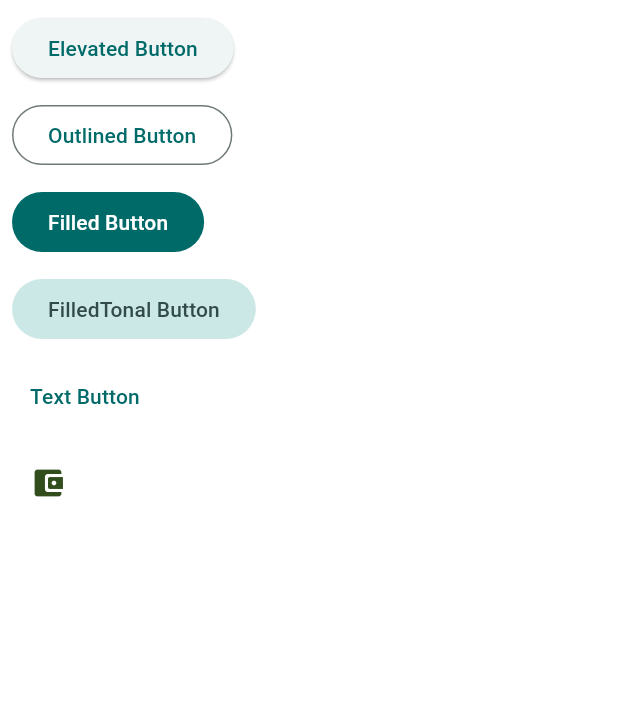
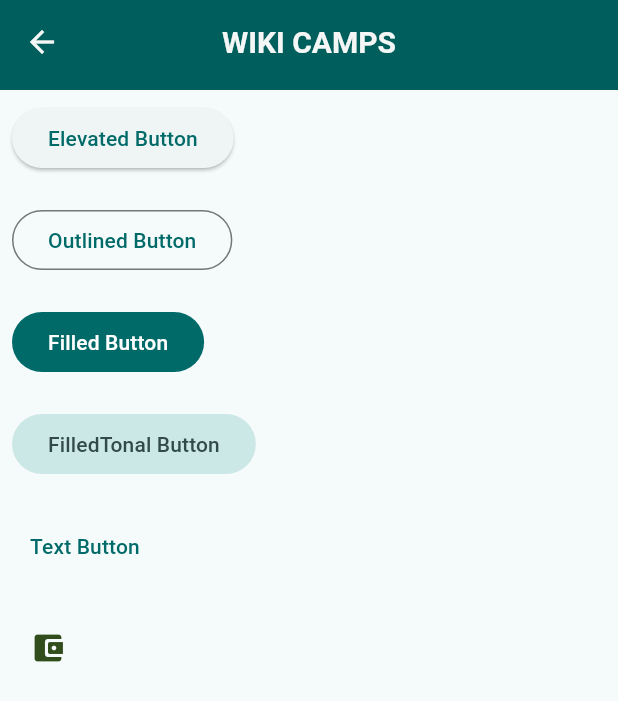
Before and after one commit to anathkalla/widget_catalog_flutter, a Flutter app: the screen it shows after launch, after a tap on "Buttons", on a phone screen of 412 x 824 dp. Shown: the top 701 px of the screen. Run offline on Flutter 3.47's test engine with Material 2 defaults, Android fonts, the phone set to English and light mode, and no system bars; Roboto replaces fonts that are missing (Kanit).

Commit message:
Refactor buttons screen into individual widgets

```diff
--- a/lib/global/colors.dart
+++ b/lib/global/colors.dart
@@ -11,7 +11,7 @@ class Colorof {
 
   static const Color primaryColor = Color(0XFF005E5D);
   static const Color secondaryColor = Color.fromARGB(255, 50, 77, 28);
-  static const Color secondaryLightColor = Color.fromARGB(255, 217, 218, 216);
+  static const Color secondaryLightColor = Color.fromARGB(255, 240, 240, 240);
   static const Color accentColor = Color.fromARGB(255, 247, 172, 21);
   static const Color textDark = Color(0XFF222823);
   static const Color textLight = Color(0XFFF4F7F5);
--- a/lib/screens/buttons_screen.dart
+++ b/lib/screens/buttons_screen.dart
@@ -1,7 +1,13 @@
 import 'package:flutter/material.dart';
+import 'package:wiki_template_app/widgets/AppBar/app_bar.dart';
 
-import '../global/global.dart';
-import '../widgets/SnackBar/custom_snackbar.dart';
+import '../widgets/Buttons/elevated_button.dart';
+import '../widgets/Buttons/filled_button.dart';
+import '../widgets/Buttons/filled_button_tonal.dart';
+import '../widgets/Buttons/icon_button.dart';
+import '../widgets/Buttons/outlined_button.dart';
+import '../widgets/Buttons/text_button.dart';
+import '../widgets/SizeWidgets/custom_sized_box.dart';
 
 class ButtonsScreen extends StatelessWidget {
   const ButtonsScreen({
@@ -10,87 +16,32 @@ class ButtonsScreen extends StatelessWidget {
 
   @override
   Widget build(BuildContext context) {
-    return Padding(
+    const double sizedBoxHeight = 20;
+    return Scaffold(
+      appBar: const CsAppBar(),
+      body: Padding(
         padding: const EdgeInsets.all(8.0),
         child: SingleChildScrollView(
           child: Column(
             crossAxisAlignment: CrossAxisAlignment.start,
             children: [
-            ElevatedButton(
-              onPressed: () => {
-                CustomSnackBar.buildSnackbar(
+              CsElevatedButton(
                 context: context,
-                  message: Stringof.wElevatedButton,
-                )
-              },
-              child: const Text(Stringof.wElevatedButton),
               ),
-            const SizedBox(
-              height: 10,
-            ),
-            OutlinedButton(
-              onPressed: () => {
-                CustomSnackBar.buildSnackbar(
-                  context: context,
-                  message: Stringof.wOutlinedButton,
-                )
-              },
-              child: const Text(Stringof.wOutlinedButton),
-            ),
-            const SizedBox(
-              height: 10,
-            ),
-            FilledButton(
-              onPressed: () => {
-                CustomSnackBar.buildSnackbar(
-                  context: context,
-                  message: Stringof.wFilledButton,
-                )
-              },
-              child: const Text(Stringof.wFilledButton),
-            ),
-            const SizedBox(
-              height: 10,
-            ),
-            FilledButton.tonal(
-              onPressed: () => {
-                CustomSnackBar.buildSnackbar(
-                  context: context,
-                  message: Stringof.wFilledTonalButton,
-                )
-              },
-              child: const Text(Stringof.wFilledTonalButton),
-            ),
-            const SizedBox(
-              height: 10,
-            ),
-            TextButton(
-              onPressed: () => {
-                CustomSnackBar.buildSnackbar(
-                  context: context,
-                  message: Stringof.wTextButton,
-                )
-              },
-              child: const Text(Stringof.wTextButton),
-            ),
-            const SizedBox(
-              height: 10,
-            ),
-            IconButton(
-              icon: const Icon(Icons.account_balance_wallet_rounded),
-              color: Colorof.secondaryColor,
-              onPressed: () => {
-                CustomSnackBar.buildSnackbar(
-                  context: context,
-                  message: Stringof.wIconButton,
-                ),
-              },
-            ),
-            const SizedBox(
-              height: 10,
-            ),
+              const CsSizedBox(height: sizedBoxHeight),
+              const CsOutlinedButton(),
+              const CsSizedBox(height: sizedBoxHeight),
+              const CsFilledButton(),
+              const CsSizedBox(height: sizedBoxHeight),
+              const CsFilledButtonTonal(),
+              const CsSizedBox(height: sizedBoxHeight),
+              const CsTextButton(),
+              const CsSizedBox(height: sizedBoxHeight),
+              const CsIconButton(),
+              const CsSizedBox(height: sizedBoxHeight),
               // TODO : Segmented Button
             ],
+          ),
         ),
       ),
     );
--- a/lib/screens/home_page.dart
+++ b/lib/screens/home_page.dart
@@ -1,5 +1,6 @@
 import 'package:flutter/material.dart';
 import '../global/global.dart';
+import '../widgets/AppBar/app_bar.dart';
 import '../widgets/SnackBar/custom_snackbar.dart';
 import '../widgets/ListView/list_view.dart';
 
@@ -8,23 +9,18 @@ class MyHomePage extends StatelessWidget {
   @override
   Widget build(BuildContext context) {
     return Scaffold(
-      appBar: AppBar(
-        title: const Text(Stringof.appTitle, style: TextStyleof.appTitle),
-        centerTitle: true,
-        backgroundColor: Colorof.primaryColor,
-        foregroundColor: Colorof.textLight,
-      ),
+      appBar: const CsAppBar(),
       floatingActionButton: FloatingActionButton(
         backgroundColor: Colorof.accentColor,
         onPressed: () {
-          CustomSnackBar.buildSnackbar(
+          CsSnackBar.buildSnackbar(
             context: context,
             message: Stringof.wfab,
           );
         },
         child: const Icon(Icons.add),
       ),
-      body: CustonListView(
+      body: CsListView(
         context: context,
       ),
     );
--- /dev/null
+++ b/lib/widgets/AppBar/app_bar.dart
@@ -0,0 +1,21 @@
+import 'package:flutter/material.dart';
+import '../../global/global.dart';
+
+class CsAppBar extends StatelessWidget implements PreferredSizeWidget {
+  const CsAppBar({
+    super.key,
+  });
+
+  @override
+  Widget build(BuildContext context) {
+    return AppBar(
+      title: const Text(Stringof.appTitle, style: TextStyleof.appTitle),
+      centerTitle: true,
+      backgroundColor: Colorof.primaryColor,
+      foregroundColor: Colorof.textLight,
+    );
+  }
+
+  @override
+  Size get preferredSize => const Size.fromHeight(60);
+}
--- /dev/null
+++ b/lib/widgets/Buttons/elevated_button.dart
@@ -0,0 +1,25 @@
+import 'package:flutter/foundation.dart';
+import 'package:flutter/material.dart';
+
+import '../../global/global.dart';
+import '../SnackBar/custom_snackbar.dart';
+
+class CsElevatedButton extends StatelessWidget {
+  const CsElevatedButton({super.key, required BuildContext context});
+
+  @override
+  Widget build(BuildContext context) {
+    return ElevatedButton(
+      onPressed: () {
+        CsSnackBar.buildSnackbar(
+          context: context,
+          message: Stringof.wElevatedButton,
+        );
+        if (kDebugMode) {
+          print('Button Clicked');
+        }
+      },
+      child: const Text(Stringof.wElevatedButton),
+    );
+  }
+}
--- /dev/null
+++ b/lib/widgets/Buttons/filled_button.dart
@@ -0,0 +1,23 @@
+import 'package:flutter/material.dart';
+
+import '../../global/global.dart';
+import '../SnackBar/custom_snackbar.dart';
+
+class CsFilledButton extends StatelessWidget {
+  const CsFilledButton({
+    super.key,
+  });
+
+  @override
+  Widget build(BuildContext context) {
+    return FilledButton(
+      onPressed: () => {
+        CsSnackBar.buildSnackbar(
+          context: context,
+          message: Stringof.wFilledButton,
+        )
+      },
+      child: const Text(Stringof.wFilledButton),
+    );
+  }
+}
--- /dev/null
+++ b/lib/widgets/Buttons/filled_button_tonal.dart
@@ -0,0 +1,23 @@
+import 'package:flutter/material.dart';
+
+import '../../global/global.dart';
+import '../SnackBar/custom_snackbar.dart';
+
+class CsFilledButtonTonal extends StatelessWidget {
+  const CsFilledButtonTonal({
+    super.key,
+  });
+
+  @override
+  Widget build(BuildContext context) {
+    return FilledButton.tonal(
+      onPressed: () => {
+        CsSnackBar.buildSnackbar(
+          context: context,
+          message: Stringof.wFilledTonalButton,
+        )
+      },
+      child: const Text(Stringof.wFilledTonalButton),
+    );
+  }
+}
--- /dev/null
+++ b/lib/widgets/Buttons/icon_button.dart
@@ -0,0 +1,24 @@
+import 'package:flutter/material.dart';
+
+import '../../global/global.dart';
+import '../SnackBar/custom_snackbar.dart';
+
+class CsIconButton extends StatelessWidget {
+  const CsIconButton({
+    super.key,
+  });
+
+  @override
+  Widget build(BuildContext context) {
+    return IconButton(
+      icon: const Icon(Icons.account_balance_wallet_rounded),
+      color: Colorof.secondaryColor,
+      onPressed: () => {
+        CsSnackBar.buildSnackbar(
+          context: context,
+          message: Stringof.wIconButton,
+        ),
+      },
+    );
+  }
+}
--- /dev/null
+++ b/lib/widgets/Buttons/outlined_button.dart
@@ -0,0 +1,23 @@
+import 'package:flutter/material.dart';
+
+import '../../global/global.dart';
+import '../SnackBar/custom_snackbar.dart';
+
+class CsOutlinedButton extends StatelessWidget {
+  const CsOutlinedButton({
+    super.key,
+  });
+
+  @override
+  Widget build(BuildContext context) {
+    return OutlinedButton(
+      onPressed: () => {
+        CsSnackBar.buildSnackbar(
+          context: context,
+          message: Stringof.wOutlinedButton,
+        )
+      },
+      child: const Text(Stringof.wOutlinedButton),
+    );
+  }
+}
--- /dev/null
+++ b/lib/widgets/Buttons/text_button.dart
@@ -0,0 +1,22 @@
+import 'package:flutter/material.dart';
+import '../../global/global.dart';
+import '../SnackBar/custom_snackbar.dart';
+
+class CsTextButton extends StatelessWidget {
+  const CsTextButton({
+    super.key,
+  });
+
+  @override
+  Widget build(BuildContext context) {
+    return TextButton(
+      onPressed: () => {
+        CsSnackBar.buildSnackbar(
+          context: context,
+          message: Stringof.wTextButton,
+        )
+      },
+      child: const Text(Stringof.wTextButton),
+    );
+  }
+}
--- a/lib/widgets/ListView/list_view.dart
+++ b/lib/widgets/ListView/list_view.dart
@@ -3,10 +3,10 @@ import 'package:flutter/material.dart';
 import '../../data/mock_list_items.dart';
 import 'list_tile.dart';
 
-class CustonListView extends StatelessWidget {
+class CsListView extends StatelessWidget {
   final BuildContext context;
 
-  const CustonListView({
+  const CsListView({
     super.key,
     required this.context,
   });
--- /dev/null
+++ b/lib/widgets/SizeWidgets/custom_sized_box.dart
@@ -0,0 +1,19 @@
+import 'package:flutter/material.dart';
+
+class CsSizedBox extends StatelessWidget {
+  final double height;
+  final double width;
+
+  const CsSizedBox({
+    super.key,
+    this.height = 0,
+    this.width = 0,
+  });
+
+  @override
+  Widget build(BuildContext context) {
+    return SizedBox(
+      height: height,
+    );
+  }
+}
--- a/lib/widgets/SnackBar/custom_snackbar.dart
+++ b/lib/widgets/SnackBar/custom_snackbar.dart
@@ -1,8 +1,9 @@
 import 'package:flutter/material.dart';
 import '../../global/colors.dart';
 
-class CustomSnackBar {
-  CustomSnackBar._();
+class CsSnackBar {
+  CsSnackBar._();
+
   static buildSnackbar({required BuildContext context, required message}) {
     ScaffoldMessenger.of(context).showSnackBar(
       SnackBar(
```
Lines whose indentation alone changed are shown as unchanged.
